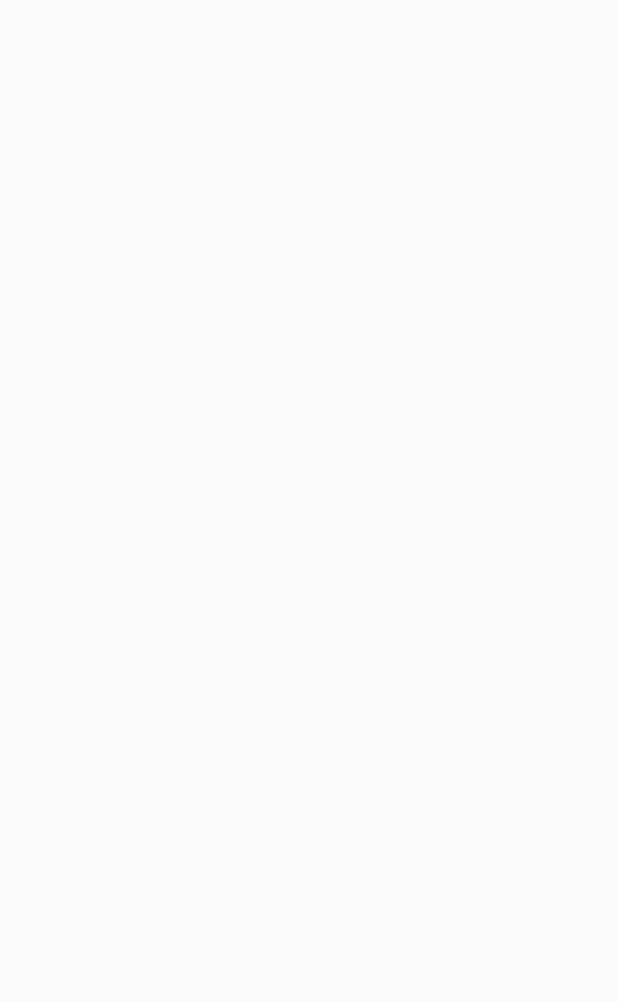
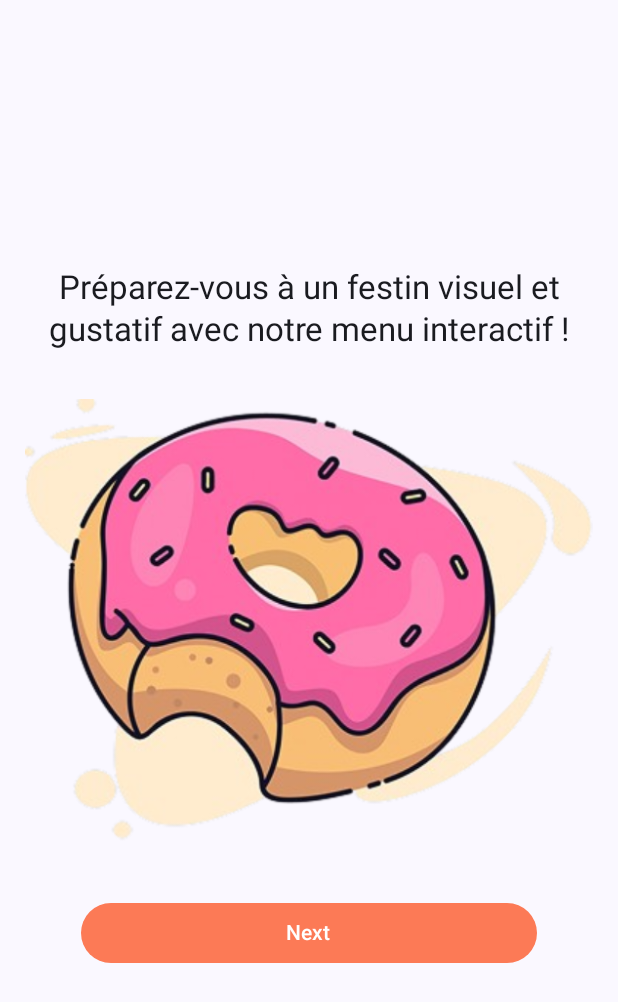
Before and after one commit to nasr-amraoui/GrubGo, an Android app built with Jetpack Compose: the screen it shows after launch (MainActivity), on a phone screen of 412 x 824 dp. Before the commit the part shown is empty. Shown: the top 1002 px of the screen. Run offline under Robolectric (Android 15) with nearby library versions, the phone set to English and light mode, and no system bars.

Commit message:
feat: Recrée onboarding screen

```diff
--- a/app/src/main/java/com/app/grubgo/MainActivity.kt
+++ b/app/src/main/java/com/app/grubgo/MainActivity.kt
@@ -3,6 +3,9 @@ package com.app.grubgo
 import android.os.Bundle
 import androidx.activity.ComponentActivity
 import androidx.activity.compose.setContent
+import androidx.compose.material3.MaterialTheme
+import androidx.compose.material3.Surface
+import com.app.grubgo.navigation.AppNavigation
 import com.app.grubgo.ui.theme.GrubGoTheme
 
 class MainActivity : ComponentActivity() {
@@ -10,7 +13,11 @@ class MainActivity : ComponentActivity() {
         super.onCreate(savedInstanceState)
         setContent {
             GrubGoTheme {
-
+                Surface(
+                    color = MaterialTheme.colorScheme.background
+                ) {
+                    AppNavigation()
+                }
             }
         }
     }
--- /dev/null
+++ b/app/src/main/java/com/app/grubgo/data/PreferencesManager.kt
@@ -0,0 +1,22 @@
+package com.app.grubgo.data
+
+import android.content.Context
+import android.content.SharedPreferences
+import androidx.core.content.edit
+
+class PreferencesManager(context: Context) {
+    private val sharedPreferences: SharedPreferences =
+        context.getSharedPreferences("app_preferences", Context.MODE_PRIVATE)
+
+    companion object {
+        private const val KEY_ONBOARDING_COMPLETED = "onboarding_completed"
+    }
+
+    fun setOnboardingCompleted(completed: Boolean) {
+        sharedPreferences.edit { putBoolean(KEY_ONBOARDING_COMPLETED, completed) }
+    }
+
+    fun isOnboardingCompleted(): Boolean {
+        return sharedPreferences.getBoolean(KEY_ONBOARDING_COMPLETED, false)
+    }
+}
--- /dev/null
+++ b/app/src/main/java/com/app/grubgo/navigation/AppNavigation.kt
@@ -0,0 +1,37 @@
+package com.app.grubgo.navigation
+
+import androidx.compose.runtime.Composable
+import androidx.compose.runtime.remember
+import androidx.lifecycle.viewmodel.compose.viewModel
+import androidx.navigation.compose.NavHost
+import androidx.navigation.compose.composable
+import androidx.navigation.compose.rememberNavController
+import com.app.grubgo.ui.screens.HomeScreen
+import com.app.grubgo.ui.screens.OnboardingScreen
+import com.app.grubgo.ui.viewmodel.OnboardingViewModel
+
+@Composable
+fun AppNavigation() {
+    val navController = rememberNavController()
+    val onboardingViewModel: OnboardingViewModel = viewModel()
+    // Check if onboarding is completed
+    val isOnboardingCompleted = remember { onboardingViewModel.isOnboardingCompleted() }
+    // Set start destination based on onboarding status
+    val startDestination = if (isOnboardingCompleted) "home" else "onboarding"
+
+    NavHost(navController = navController, startDestination = startDestination) {
+        composable("onboarding") {
+            OnboardingScreen(
+                onOnboardingFinished = {
+                    onboardingViewModel.onOnboardingCompleted()
+                    navController.navigate("home") {
+                        popUpTo("onboarding") { inclusive = true }
+                    }
+                }
+            )
+        }
+        composable("home") {
+            HomeScreen()
+        }
+    }
+}
--- /dev/null
+++ b/app/src/main/java/com/app/grubgo/ui/components/FirstOnboardingPage.kt
@@ -0,0 +1,66 @@
+package com.app.grubgo.ui.components
+
+import androidx.compose.foundation.Image
+import androidx.compose.foundation.background
+import androidx.compose.foundation.layout.Arrangement
+import androidx.compose.foundation.layout.Column
+import androidx.compose.foundation.layout.Spacer
+import androidx.compose.foundation.layout.fillMaxSize
+import androidx.compose.foundation.layout.fillMaxWidth
+import androidx.compose.foundation.layout.height
+import androidx.compose.foundation.layout.padding
+import androidx.compose.material3.Button
+import androidx.compose.material3.ButtonDefaults
+import androidx.compose.material3.MaterialTheme
+import androidx.compose.material3.Text
+import androidx.compose.runtime.Composable
+import androidx.compose.ui.Alignment
+import androidx.compose.ui.Modifier
+import androidx.compose.ui.res.painterResource
+import androidx.compose.ui.text.font.FontWeight
+import androidx.compose.ui.text.style.TextAlign
+import androidx.compose.ui.unit.dp
+import com.app.grubgo.R
+import com.app.grubgo.ui.theme.app_white
+import com.app.grubgo.ui.theme.main_color
+
+@Composable
+fun FirstOnboardingPage(
+    onNext: () -> Unit
+) {
+    Column(
+        modifier = Modifier
+            .fillMaxSize()
+            .padding(16.dp),
+        horizontalAlignment = Alignment.CenterHorizontally,
+        verticalArrangement = Arrangement.Center
+    ) {
+
+        Text(
+            text = "Préparez-vous à un festin visuel et gustatif avec notre menu interactif !",
+            textAlign = TextAlign.Center,
+            style = MaterialTheme.typography.titleLarge
+        )
+
+        Spacer(modifier = Modifier.height(32.dp))
+
+        Image(
+            painter = painterResource(id = R.drawable.onboarding_img_one),
+            contentDescription = "Welcome",
+            modifier = Modifier.height(300.dp)
+        )
+
+        Spacer(modifier = Modifier.height(32.dp))
+
+        Button(
+            onClick = onNext,
+            modifier = Modifier.fillMaxWidth(0.8f),
+            colors = ButtonDefaults.buttonColors(
+                containerColor = main_color,
+                contentColor = app_white
+            )
+        ) {
+            Text(text = "Next")
+        }
+    }
+}
--- /dev/null
+++ b/app/src/main/java/com/app/grubgo/ui/screens/OnboardingScreen.kt
@@ -0,0 +1,30 @@
+package com.app.grubgo.ui.screens
+
+import androidx.compose.foundation.layout.Box
+import androidx.compose.foundation.layout.fillMaxSize
+import androidx.compose.runtime.Composable
+import androidx.compose.runtime.getValue
+import androidx.compose.runtime.mutableIntStateOf
+import androidx.compose.runtime.remember
+import androidx.compose.runtime.setValue
+import androidx.compose.ui.Modifier
+import com.app.grubgo.ui.components.FirstOnboardingPage
+import com.app.grubgo.ui.components.SecondOnboardingPage
+
+@Composable
+fun OnboardingScreen(
+    onOnboardingFinished: () -> Unit
+) {
+    var currentPage by remember { mutableIntStateOf(0) }
+
+    Box(modifier = Modifier.fillMaxSize()) {
+        when (currentPage) {
+            0 -> FirstOnboardingPage(
+                onNext = { currentPage = 1 }
+            )
+            1 -> SecondOnboardingPage(
+                onFinish = onOnboardingFinished
+            )
+        }
+    }
+}
--- /dev/null
+++ b/app/src/main/java/com/app/grubgo/ui/viewmodel/OnboardingViewModel.kt
@@ -0,0 +1,17 @@
+package com.app.grubgo.ui.viewmodel
+
+import android.app.Application
+import androidx.lifecycle.AndroidViewModel
+import com.app.grubgo.data.PreferencesManager
+
+class OnboardingViewModel(application: Application) : AndroidViewModel(application) {
+    private val preferencesManager = PreferencesManager(application.applicationContext)
+
+    fun onOnboardingCompleted() {
+        preferencesManager.setOnboardingCompleted(true)
+    }
+
+    fun isOnboardingCompleted(): Boolean {
+        return preferencesManager.isOnboardingCompleted()
+    }
+}
```
Also changed, not shown: app/src/main/java/com/app/grubgo/ui/components/SecondOnboardingPage.kt (added, +66 -0 lines), app/src/main/java/com/app/grubgo/ui/screens/HomeScreen.kt (added, +24 -0 lines), app/src/main/res/drawable/splash_icon.png (added).
